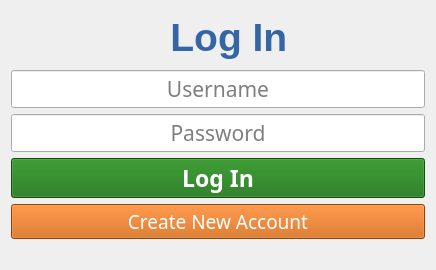
This is ui/login.ui in suvashsumon/Patient-Database-Management-System as Qt 5 draws it before an edit. The edited form follows.
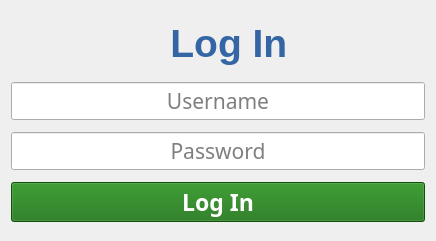
This is the edited form. Icons and pictures are not drawn.

Commit message: main, login and create account implemented

```diff
--- a/ui/login.ui
+++ b/ui/login.ui
@@ -7,7 +7,7 @@
     <x>0</x>
     <y>0</y>
     <width>436</width>
-    <height>261</height>
+    <height>241</height>
    </rect>
   </property>
   <property name="windowTitle">
@@ -98,43 +98,6 @@
      </property>
     </widget>
    </item>
-   <item>
-    <widget class="QPushButton" name="createaccount">
-     <property name="font">
-      <font>
-       <family>Sans Serif</family>
-       <pointsize>14</pointsize>
-      </font>
-     </property>
-     <property name="styleSheet">
-      <string notr="true">background-color: rgb(245, 121, 0);
-background-color: rgb(206, 92, 0);
-color: rgb(255, 255, 255);</string>
-     </property>
-     <property name="text">
-      <string>Create New Account</string>
-     </property>
-    </widget>
-   </item>
-   <item>
-    <widget class="QLabel" name="message">
-     <property name="font">
-      <font>
-       <weight>75</weight>
-       <bold>true</bold>
-      </font>
-     </property>
-     <property name="styleSheet">
-      <string notr="true">color: rgb(239, 41, 41);</string>
-     </property>
-     <property name="text">
-      <string/>
-     </property>
-     <property name="alignment">
-      <set>Qt::AlignCenter</set>
-     </property>
-    </widget>
-   </item>
   </layout>
  </widget>
  <resources/>
```
The commit also changes 6 other files.
